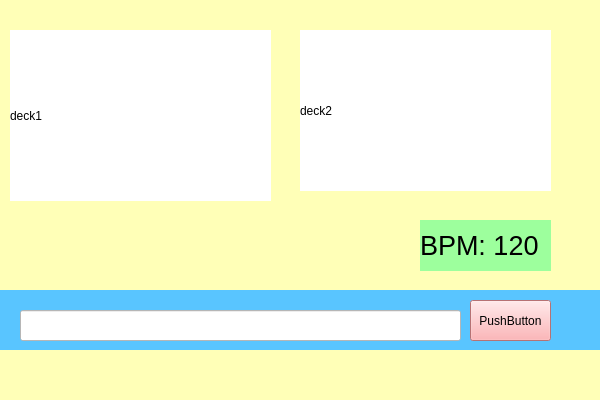
First picture: the form in pttvj/mainwindow.ui, repository monptt/pttvj, before the edit.
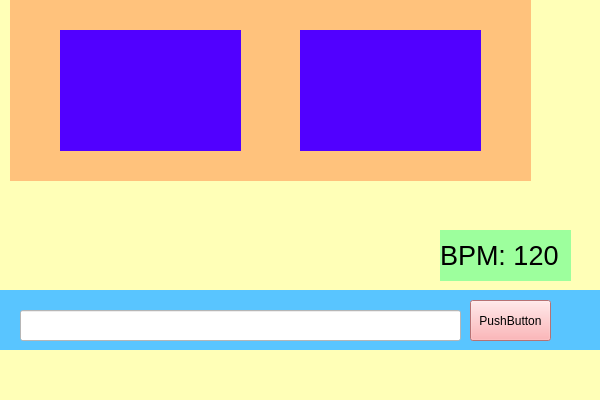
Second picture: the form after the edit.

Commit message: make Deck class

Patch:
```diff
--- a/pttvj/mainwindow.ui
+++ b/pttvj/mainwindow.ui
@@ -16,8 +16,8 @@
   <property name="styleSheet">
    <string notr="true">background-color: rgb(255, 255, 183);</string>
   </property>
-  <widget class="QWidget" name="cmdWidget">
-   <widget class="QWidget" name="widget" native="true">
+  <widget class="QWidget" name="wrapperWidget">
+   <widget class="QWidget" name="cmdWidget" native="true">
     <property name="geometry">
      <rect>
       <x>0</x>
@@ -62,8 +62,8 @@
    <widget class="QLabel" name="bpmLabel">
     <property name="geometry">
      <rect>
-      <x>420</x>
-      <y>220</y>
+      <x>440</x>
+      <y>230</y>
       <width>131</width>
       <height>51</height>
      </rect>
@@ -80,37 +80,44 @@
      <string>BPM: 120</string>
     </property>
    </widget>
-   <widget class="QLabel" name="deck1">
+   <widget class="QWidget" name="decksWidget" native="true">
     <property name="geometry">
      <rect>
       <x>10</x>
-      <y>30</y>
-      <width>261</width>
-      <height>171</height>
+      <y>0</y>
+      <width>521</width>
+      <height>181</height>
      </rect>
     </property>
     <property name="styleSheet">
-     <string notr="true">background-color: rgb(255, 255, 255);</string>
+     <string notr="true">background-color: rgb(255, 194, 124);</string>
     </property>
-    <property name="text">
-     <string>deck1</string>
-    </property>
-   </widget>
-   <widget class="QLabel" name="label">
+    <widget class="QWidget" name="deckLWidget" native="true">
+     <property name="geometry">
+      <rect>
+       <x>50</x>
+       <y>30</y>
+       <width>181</width>
+       <height>121</height>
+      </rect>
+     </property>
+     <property name="styleSheet">
+      <string notr="true">background-color: rgb(81, 0, 255);</string>
+     </property>
+    </widget>
+    <widget class="QWidget" name="deckRWidget" native="true">
     <property name="geometry">
      <rect>
-      <x>300</x>
+       <x>290</x>
       <y>30</y>
-      <width>251</width>
-      <height>161</height>
+       <width>181</width>
+       <height>121</height>
      </rect>
     </property>
     <property name="styleSheet">
-     <string notr="true">background-color: rgb(255, 255, 255);</string>
-    </property>
-    <property name="text">
-     <string>deck2</string>
-    </property>
+      <string notr="true">background-color: rgb(81, 0, 255);</string>
+     </property>
+    </widget>
    </widget>
   </widget>
   <widget class="QMenuBar" name="menubar">
```
Lines whose indentation alone changed are shown as unchanged. The commit also changes 5 other files.
